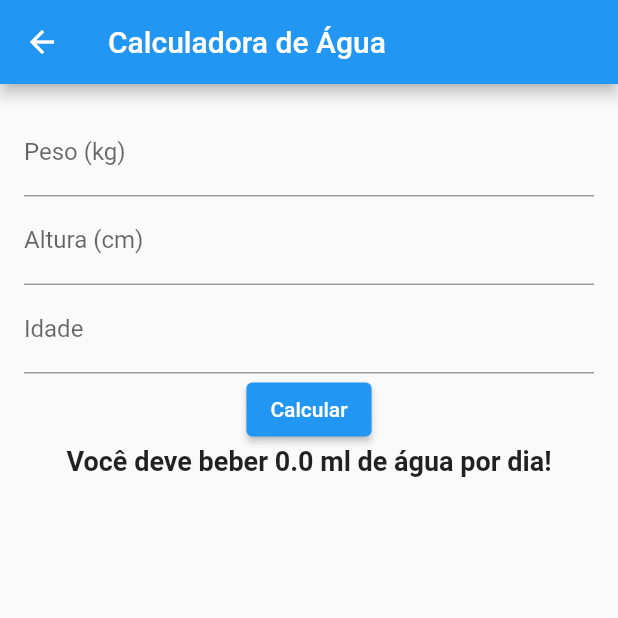
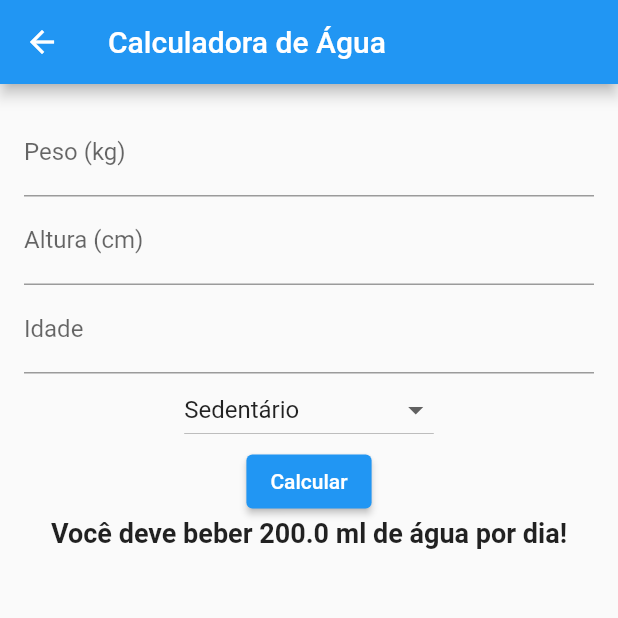
Before and after one commit to gkpiccoli/aqua, a Flutter app: the InputPage screen opened by its route, after a tap on "Calcular", on a phone screen of 412 x 824 dp, the top half of it. Run offline on Flutter 3.47's test engine with Material 2 defaults, Android fonts, the phone set to English and light mode, and no system bars.

Commit message:
📦 NEW: add activityLevel

```diff
--- a/lib/ui/input_page.dart
+++ b/lib/ui/input_page.dart
@@ -3,12 +3,19 @@ import 'package:flutter/material.dart';
 import 'package:provider/provider.dart';
 import '../blocs/water_calculator_bloc.dart';
 
-class InputPage extends StatelessWidget {
+class InputPage extends StatefulWidget {
+  const InputPage({Key? key}) : super(key: key);
+
+  @override
+  InputPageState createState() => InputPageState();
+}
+
+class InputPageState extends State<InputPage> {
   final weightController = TextEditingController();
   final heightController = TextEditingController();
   final ageController = TextEditingController();
+  String dropdownValue = 'Sedentário'; // Novo campo
 
-  InputPage({super.key});
   @override
   Widget build(BuildContext context) {
     final bloc = Provider.of<WaterCalculatorAmount>(context);
@@ -38,12 +45,32 @@ class InputPage extends StatelessWidget {
             keyboardType: TextInputType.number,
             validator: Validators.numberValidator,
           ),
+          DropdownButton<String>(
+            value: dropdownValue,
+            onChanged: (String? newValue) {
+              setState(() {
+                dropdownValue = newValue!;
+              });
+            },
+            items: <String>[
+              'Sedentário',
+              'Atividade moderada',
+              'Alta atividade'
+            ].map<DropdownMenuItem<String>>((String value) {
+              return DropdownMenuItem<String>(
+                value: value,
+                child: Text(value),
+              );
+            }).toList(),
+          ),
           ElevatedButton(
             onPressed: () {
               double weight = double.tryParse(weightController.text) ?? 0.0;
               double height = double.tryParse(heightController.text) ?? 0.0;
-              int age = int.tryParse(ageController.text) ?? 0;
-              bloc.calculateWaterAmount(weight, height, age);
+
+              int activityLevel = mapActivityLevel(dropdownValue); // Novo campo
+              bloc.calculateWaterAmount(
+                  weight, height, activityLevel); // Novo parâmetro
             },
             child: const Text('Calcular'),
           ),
@@ -66,4 +93,11 @@ class InputPage extends StatelessWidget {
       ),
     );
   }
+
+  int mapActivityLevel(String level) {
+    if (level == 'Sedentário') return 1;
+    if (level == 'Atividade moderada') return 2;
+    if (level == 'Altleta profissonal') return 3;
+    return 1;
+  }
 }
```
